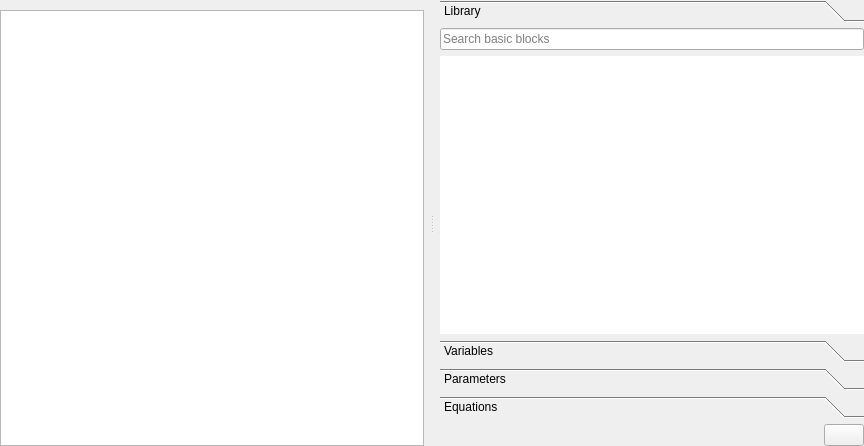
The window that src/VeraGrid/Gui/DynamicModelEditor/block_editor.ui (SanPen/VeraGrid) describes before a commit, drawn with Qt 5.
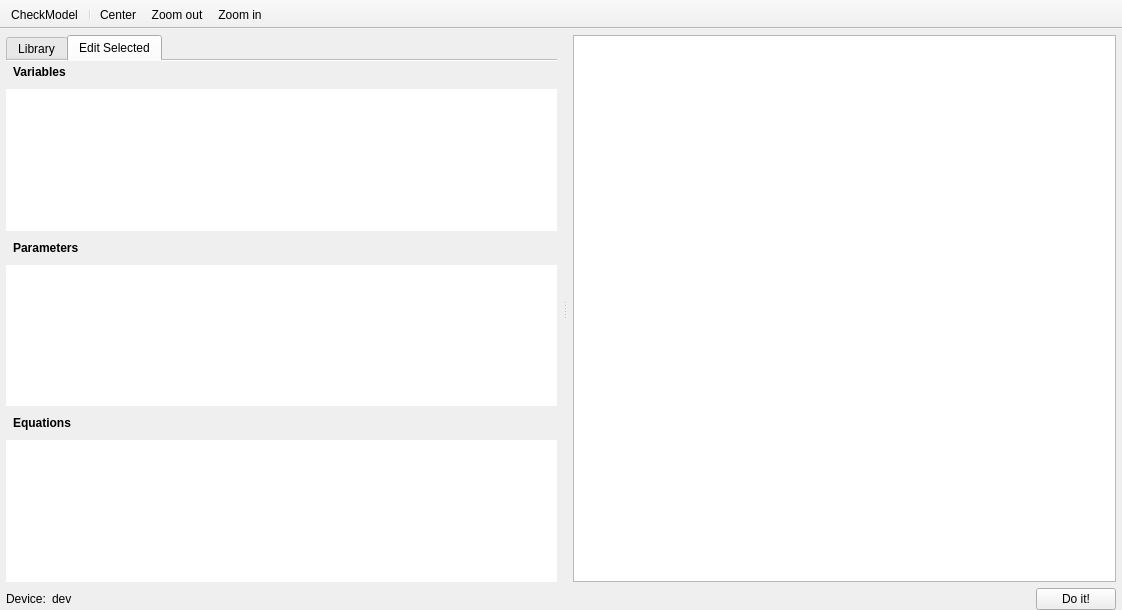
The same window after the commit. The open tabs and pages were chosen to show the change. Icons and pictures are not drawn.

```diff
--- a/src/VeraGrid/Gui/DynamicModelEditor/block_editor.ui
+++ b/src/VeraGrid/Gui/DynamicModelEditor/block_editor.ui
@@ -6,8 +6,8 @@
    <rect>
     <x>0</x>
     <y>0</y>
-    <width>864</width>
-    <height>446</height>
+    <width>1122</width>
+    <height>610</height>
    </rect>
   </property>
   <property name="windowTitle">
@@ -16,13 +16,13 @@
   <widget class="QWidget" name="centralwidget">
    <layout class="QVBoxLayout" name="verticalLayout">
     <property name="leftMargin">
-     <number>0</number>
+     <number>6</number>
     </property>
     <property name="topMargin">
      <number>0</number>
     </property>
     <property name="rightMargin">
-     <number>0</number>
+     <number>6</number>
     </property>
     <property name="bottomMargin">
      <number>0</number>
@@ -35,12 +35,12 @@
       <property name="frameShadow">
        <enum>QFrame::Shadow::Raised</enum>
       </property>
-      <layout class="QVBoxLayout" name="verticalLayout_2">
+      <layout class="QVBoxLayout" name="verticalLayout_6">
        <property name="leftMargin">
         <number>0</number>
        </property>
        <property name="topMargin">
-        <number>0</number>
+        <number>6</number>
        </property>
        <property name="rightMargin">
         <number>0</number>
@@ -53,19 +53,19 @@
          <property name="orientation">
           <enum>Qt::Orientation::Horizontal</enum>
          </property>
-         <widget class="QFrame" name="frame_7">
+         <widget class="QFrame" name="frame_6">
           <property name="frameShape">
            <enum>QFrame::Shape::NoFrame</enum>
           </property>
           <property name="frameShadow">
            <enum>QFrame::Shadow::Raised</enum>
           </property>
-          <layout class="QVBoxLayout" name="verticalLayout_3">
+          <layout class="QVBoxLayout" name="verticalLayout_4">
            <property name="leftMargin">
             <number>0</number>
            </property>
            <property name="topMargin">
-            <number>10</number>
+            <number>0</number>
            </property>
            <property name="rightMargin">
             <number>6</number>
@@ -74,48 +74,28 @@
             <number>0</number>
            </property>
            <item>
-            <widget class="QGraphicsView" name="graphicsView"/>
-           </item>
-          </layout>
-         </widget>
-         <widget class="QFrame" name="frame">
-          <property name="frameShape">
-           <enum>QFrame::Shape::NoFrame</enum>
-          </property>
-          <property name="frameShadow">
-           <enum>QFrame::Shadow::Raised</enum>
-          </property>
-          <layout class="QVBoxLayout" name="verticalLayout_6">
-           <property name="leftMargin">
-            <number>6</number>
-           </property>
-           <property name="topMargin">
-            <number>0</number>
-           </property>
-           <property name="rightMargin">
-            <number>0</number>
-           </property>
-           <property name="bottomMargin">
-            <number>0</number>
-           </property>
-           <item>
-            <widget class="QToolBox" name="toolBox">
+            <widget class="QTabWidget" name="tabWidget">
+             <property name="tabPosition">
+              <enum>QTabWidget::TabPosition::North</enum>
+             </property>
              <property name="currentIndex">
               <number>0</number>
              </property>
-             <widget class="QWidget" name="page_7">
-              <property name="geometry">
-               <rect>
-                <x>0</x>
-                <y>0</y>
-                <width>424</width>
-                <height>288</height>
-               </rect>
-              </property>
-              <attribute name="label">
+             <property name="documentMode">
+              <bool>true</bool>
+             </property>
+             <widget class="QWidget" name="tab">
+              <attribute name="icon">
+               <iconset resource="../Icons/icons.qrc">
+                <normaloff>:/Icons/icons/link-to-all.png</normaloff>:/Icons/icons/link-to-all.png</iconset>
+              </attribute>
+              <attribute name="title">
                <string>Library</string>
               </attribute>
-              <layout class="QVBoxLayout" name="verticalLayout_13">
+              <attribute name="toolTip">
+               <string>Drag and drop models into the scene</string>
+              </attribute>
+              <layout class="QVBoxLayout" name="verticalLayout_5">
                <property name="leftMargin">
                 <number>0</number>
                </property>
@@ -128,37 +108,6 @@
                <property name="bottomMargin">
                 <number>0</number>
                </property>
-               <item>
-                <widget class="QFrame" name="libraryHeaderFrame">
-                 <property name="frameShape">
-                  <enum>QFrame::Shape::NoFrame</enum>
-                 </property>
-                 <property name="frameShadow">
-                  <enum>QFrame::Shadow::Raised</enum>
-                 </property>
-                 <layout class="QHBoxLayout" name="horizontalLayout_5">
-                  <property name="leftMargin">
-                   <number>0</number>
-                  </property>
-                  <property name="topMargin">
-                   <number>0</number>
-                  </property>
-                  <property name="rightMargin">
-                   <number>0</number>
-                  </property>
-                  <property name="bottomMargin">
-                   <number>0</number>
-                  </property>
-                  <item>
-                   <widget class="QLineEdit" name="librarySearchLineEdit">
-                    <property name="placeholderText">
-                     <string>Search basic blocks</string>
-                    </property>
-                   </widget>
-                  </item>
-                 </layout>
-                </widget>
-               </item>
                <item>
                 <widget class="QTreeView" name="libraryTreeView">
                  <property name="frameShape">
@@ -168,19 +117,18 @@
                </item>
               </layout>
              </widget>
-             <widget class="QWidget" name="page">
-              <property name="geometry">
-               <rect>
-                <x>0</x>
-                <y>0</y>
-                <width>424</width>
-                <height>288</height>
-               </rect>
-              </property>
-              <attribute name="label">
-               <string>Variables</string>
+             <widget class="QWidget" name="tab_2">
+              <attribute name="icon">
+               <iconset resource="../Icons/icons.qrc">
+                <normaloff>:/Icons/icons/edit.png</normaloff>:/Icons/icons/edit.png</iconset>
               </attribute>
-              <layout class="QVBoxLayout" name="verticalLayout_7">
+              <attribute name="title">
+               <string>Edit Selected</string>
+              </attribute>
+              <attribute name="toolTip">
+               <string>Select one block to edit its variables and equations</string>
+              </attribute>
+              <layout class="QVBoxLayout" name="verticalLayout_2">
                <property name="leftMargin">
                 <number>0</number>
                </property>
@@ -193,6 +141,16 @@
                <property name="bottomMargin">
                 <number>0</number>
                </property>
+               <item>
+                <widget class="QLabel" name="variablesLabel">
+                 <property name="styleSheet">
+                  <string>font-weight: bold; padding: 4px;</string>
+                 </property>
+                 <property name="text">
+                  <string>Variables</string>
+                 </property>
+                </widget>
+               </item>
                <item>
                 <widget class="QTableView" name="variablesTableView">
                  <property name="frameShape">
@@ -200,33 +158,16 @@
                  </property>
                 </widget>
                </item>
-              </layout>
-             </widget>
-             <widget class="QWidget" name="page_2">
-              <property name="geometry">
-               <rect>
-                <x>0</x>
-                <y>0</y>
-                <width>424</width>
-                <height>288</height>
-               </rect>
-              </property>
-              <attribute name="label">
-               <string>Parameters</string>
-              </attribute>
-              <layout class="QVBoxLayout" name="verticalLayout_8">
-               <property name="leftMargin">
-                <number>0</number>
-               </property>
-               <property name="topMargin">
-                <number>0</number>
-               </property>
-               <property name="rightMargin">
-                <number>0</number>
-               </property>
-               <property name="bottomMargin">
-                <number>0</number>
-               </property>
+               <item>
+                <widget class="QLabel" name="parametersLabel">
+                 <property name="styleSheet">
+                  <string>font-weight: bold; padding: 4px;</string>
+                 </property>
+                 <property name="text">
+                  <string>Parameters</string>
+                 </property>
+                </widget>
+               </item>
                <item>
                 <widget class="QTableView" name="parametersTableView">
                  <property name="frameShape">
@@ -234,33 +175,16 @@
                  </property>
                 </widget>
                </item>
-              </layout>
-             </widget>
-             <widget class="QWidget" name="page_3">
-              <property name="geometry">
-               <rect>
-                <x>0</x>
-                <y>0</y>
-                <width>424</width>
-                <height>288</height>
-               </rect>
-              </property>
-              <attribute name="label">
-               <string>Equations</string>
-              </attribute>
-              <layout class="QVBoxLayout" name="verticalLayout_9">
-               <property name="leftMargin">
-                <number>0</number>
-               </property>
-               <property name="topMargin">
-                <number>0</number>
-               </property>
-               <property name="rightMargin">
-                <number>0</number>
-               </property>
-               <property name="bottomMargin">
-                <number>0</number>
-               </property>
+               <item>
+                <widget class="QLabel" name="equationsLabel">
+                 <property name="styleSheet">
+                  <string>font-weight: bold; padding: 4px;</string>
+                 </property>
+                 <property name="text">
+                  <string>Equations</string>
+                 </property>
+                </widget>
+               </item>
                <item>
                 <widget class="QTableView" name="equationsTableView">
                  <property name="frameShape">
@@ -272,60 +196,30 @@
              </widget>
             </widget>
            </item>
+          </layout>
+         </widget>
+         <widget class="QFrame" name="frame_7">
+          <property name="frameShape">
+           <enum>QFrame::Shape::NoFrame</enum>
+          </property>
+          <property name="frameShadow">
+           <enum>QFrame::Shadow::Raised</enum>
+          </property>
+          <layout class="QVBoxLayout" name="verticalLayout_3">
+           <property name="leftMargin">
+            <number>6</number>
+           </property>
+           <property name="topMargin">
+            <number>0</number>
+           </property>
+           <property name="rightMargin">
+            <number>0</number>
+           </property>
+           <property name="bottomMargin">
+            <number>0</number>
+           </property>
            <item>
-            <widget class="QFrame" name="frame_4">
-             <property name="frameShape">
-              <enum>QFrame::Shape::NoFrame</enum>
-             </property>
-             <property name="frameShadow">
-              <enum>QFrame::Shadow::Raised</enum>
-             </property>
-             <layout class="QHBoxLayout" name="horizontalLayout">
-              <property name="leftMargin">
-               <number>0</number>
-              </property>
-              <property name="topMargin">
-               <number>0</number>
-              </property>
-              <property name="rightMargin">
-               <number>0</number>
-              </property>
-              <property name="bottomMargin">
-               <number>0</number>
-              </property>
-              <item>
-               <widget class="QLabel" name="deviceLabel">
-                <property name="text">
-                 <string/>
-                </property>
-               </widget>
-              </item>
-              <item>
-               <spacer name="horizontalSpacer">
-                <property name="orientation">
-                 <enum>Qt::Orientation::Horizontal</enum>
-                </property>
-                <property name="sizeHint" stdset="0">
-                 <size>
-                  <width>40</width>
-                  <height>20</height>
-                 </size>
-                </property>
-               </spacer>
-              </item>
-              <item>
-               <widget class="QPushButton" name="doItButton">
-                <property name="text">
-                 <string/>
-                </property>
-                <property name="icon">
-                 <iconset resource="../Icons/icons.qrc">
-                  <normaloff>:/Icons/icons/accept.png</normaloff>:/Icons/icons/accept.png</iconset>
-                </property>
-               </widget>
-              </item>
-             </layout>
-            </widget>
+            <widget class="QGraphicsView" name="graphicsView"/>
            </item>
           </layout>
          </widget>
@@ -334,8 +228,152 @@
       </layout>
      </widget>
     </item>
+    <item>
+     <widget class="QFrame" name="frame_2">
+      <property name="maximumSize">
+       <size>
+        <width>16777215</width>
+        <height>40</height>
+       </size>
+      </property>
+      <property name="frameShape">
+       <enum>QFrame::Shape::NoFrame</enum>
+      </property>
+      <property name="frameShadow">
+       <enum>QFrame::Shadow::Raised</enum>
+      </property>
+      <layout class="QHBoxLayout" name="horizontalLayout_2">
+       <property name="leftMargin">
+        <number>0</number>
+       </property>
+       <property name="topMargin">
+        <number>0</number>
+       </property>
+       <property name="rightMargin">
+        <number>0</number>
+       </property>
+       <property name="bottomMargin">
+        <number>0</number>
+       </property>
+       <item>
+        <widget class="QLabel" name="currently_editing_object_label">
+         <property name="text">
+          <string>Device:</string>
+         </property>
+        </widget>
+       </item>
+       <item>
+        <widget class="QLabel" name="deviceLabel">
+         <property name="text">
+          <string>dev</string>
+         </property>
+        </widget>
+       </item>
+       <item>
+        <spacer name="horizontalSpacer_3">
+         <property name="orientation">
+          <enum>Qt::Orientation::Horizontal</enum>
+         </property>
+         <property name="sizeHint" stdset="0">
+          <size>
+           <width>859</width>
+           <height>20</height>
+          </size>
+         </property>
+        </spacer>
+       </item>
+       <item>
+        <widget class="QPushButton" name="doItButton">
+         <property name="text">
+          <string>Do it!</string>
+         </property>
+        </widget>
+       </item>
+      </layout>
+     </widget>
+    </item>
    </layout>
   </widget>
+  <widget class="QMenuBar" name="menuBar">
+   <property name="geometry">
+    <rect>
+     <x>0</x>
+     <y>0</y>
+     <width>1122</width>
+     <height>23</height>
+    </rect>
+   </property>
+  </widget>
+  <widget class="QToolBar" name="toolBar">
+   <property name="windowTitle">
+    <string>toolBar</string>
+   </property>
+   <property name="movable">
+    <bool>false</bool>
+   </property>
+   <property name="floatable">
+    <bool>false</bool>
+   </property>
+   <attribute name="toolBarArea">
+    <enum>TopToolBarArea</enum>
+   </attribute>
+   <attribute name="toolBarBreak">
+    <bool>false</bool>
+   </attribute>
+   <addaction name="block_editor_actionCheckModel"/>
+   <addaction name="separator"/>
+   <addaction name="actionCenter"/>
+   <addaction name="actionZoom_out"/>
+   <addaction name="actionZoom_in"/>
+  </widget>
+  <action name="block_editor_actionCheckModel">
+   <property name="icon">
+    <iconset resource="../Icons/icons.qrc">
+     <normaloff>:/Icons/icons/calculator.png</normaloff>:/Icons/icons/calculator.png</iconset>
+   </property>
+   <property name="text">
+    <string>CheckModel</string>
+   </property>
+   <property name="menuRole">
+    <enum>QAction::MenuRole::NoRole</enum>
+   </property>
+  </action>
+  <action name="actionCenter">
+   <property name="icon">
+    <iconset resource="../Icons/icons.qrc">
+     <normaloff>:/Icons/icons/resize.png</normaloff>:/Icons/icons/resize.png</iconset>
+   </property>
+   <property name="text">
+    <string>Center</string>
+   </property>
+   <property name="menuRole">
+    <enum>QAction::MenuRole::NoRole</enum>
+   </property>
+  </action>
+  <action name="actionZoom_in">
+   <property name="icon">
+    <iconset resource="../Icons/icons.qrc">
+     <normaloff>:/Icons/icons/zoom_in.png</normaloff>:/Icons/icons/zoom_in.png</iconset>
+   </property>
+   <property name="text">
+    <string>Zoom in</string>
+   </property>
+   <property name="menuRole">
+    <enum>QAction::MenuRole::NoRole</enum>
+   </property>
+  </action>
+  <action name="actionZoom_out">
+   <property name="icon">
+    <iconset resource="../Icons/icons.qrc">
+     <normaloff>:/Icons/icons/zoom_out.png</normaloff>:/Icons/icons/zoom_out.png</iconset>
+   </property>
+   <property name="text">
+    <string>Zoom out</string>
+   </property>
+   <property name="menuRole">
+    <enum>QAction::MenuRole::NoRole</enum>
+   </property>
+  </action>
  </widget>
  <resources>
   <include location="../Icons/icons.qrc"/>
```
